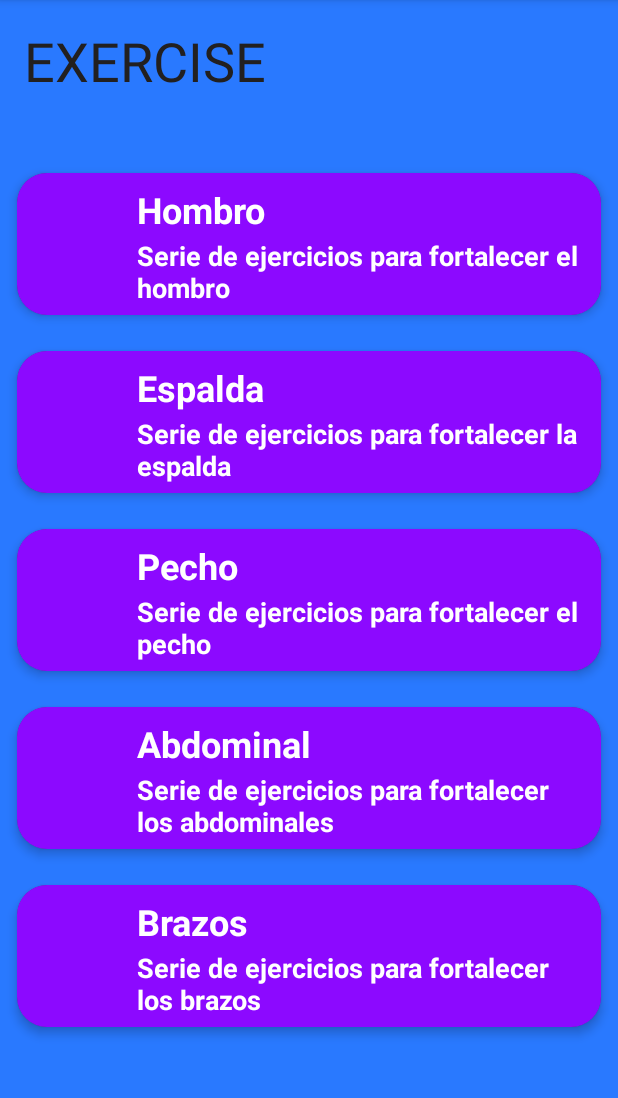
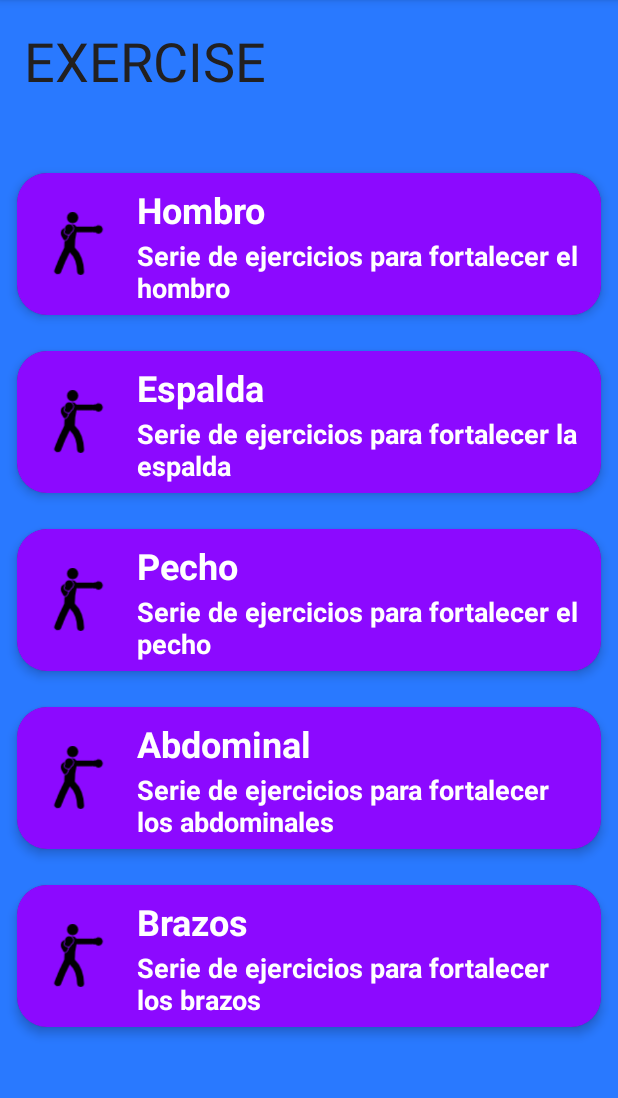
Before and after one commit to AlexC2496/PrimeraApp, an Android app: the RecyckerViewCardView screen opened directly, with no data from a screen before it, on a phone screen of 412 x 824 dp, the part 84-1182 px from its top. Run offline under Robolectric (Android 15) with nearby library versions, the phone set to English and light mode, and no system bars.

Commit message:
01062021

```diff
--- a/app/src/main/java/com/example/primeraapp/ListAdapter.java
+++ b/app/src/main/java/com/example/primeraapp/ListAdapter.java
@@ -23,18 +23,22 @@ public class ListAdapter extends RecyclerView.Adapter<ListAdapter.ViewHolder> {
         this.context = context;
         this.mdata = item;
     }
-    @Override
-    public int getItemCount(){
-        return mdata.size();
-    }
+
     @Override
     public ListAdapter.ViewHolder onCreateViewHolder(ViewGroup parent, int viewType){
-        View view = mInflater.inflate(R.layout.list_element, null);
+        View view = mInflater.from(parent.getContext()).inflate(R.layout.list_element,parent,false);
         return new ListAdapter.ViewHolder(view);
     }
     @Override
     public void onBindViewHolder(final ListAdapter.ViewHolder holder, final int position){
-        holder.bindData(mdata.get(position));
+        listElement item = mdata.get(position);
+        holder.iconImage.setImageResource(item.getColor());
+        holder.ejercicio.setText(item.getEjercicio());
+        holder.descripcion.setText(item.getDescripcion());
+    }
+    @Override
+    public int getItemCount(){
+        return mdata.size();
     }
 
     public void setItems(List<listElement>items){
@@ -52,7 +56,7 @@ public class ListAdapter extends RecyclerView.Adapter<ListAdapter.ViewHolder> {
         }
 
         void bindData(final listElement item) {
-            iconImage.setColorFilter(Color.parseColor(item.getColor()), PorterDuff.Mode.SRC_IN);
+           // iconImage.setColorFilter(Color.parseColor(item.getColor()), PorterDuff.Mode.SRC_IN);
             ejercicio.setText(item.getEjercicio());
             descripcion.setText(item.getDescripcion());
         }
--- a/app/src/main/java/com/example/primeraapp/RecyckerViewCardView.java
+++ b/app/src/main/java/com/example/primeraapp/RecyckerViewCardView.java
@@ -20,11 +20,11 @@ public class RecyckerViewCardView extends AppCompatActivity {
     }
     public void init(){
         elementList = new ArrayList<>();
-        elementList.add(new listElement("#775447","Hombro","Serie de ejercicios para fortalecer el hombro"));
-        elementList.add(new listElement("#775447","Espalda","Serie de ejercicios para fortalecer la espalda"));
-        elementList.add(new listElement("#775447","Pecho","Serie de ejercicios para fortalecer el pecho"));
-        elementList.add(new listElement("#775447","Abdominal","Serie de ejercicios para fortalecer los abdominales"));
-        elementList.add(new listElement("#775447","Brazos","Serie de ejercicios para fortalecer los brazos"));
+        elementList.add(new listElement(R.drawable.boxeo,"Hombro","Serie de ejercicios para fortalecer el hombro"));
+        elementList.add(new listElement(R.drawable.boxeo,"Espalda","Serie de ejercicios para fortalecer la espalda"));
+        elementList.add(new listElement(R.drawable.boxeo,"Pecho","Serie de ejercicios para fortalecer el pecho"));
+        elementList.add(new listElement(R.drawable.boxeo,"Abdominal","Serie de ejercicios para fortalecer los abdominales"));
+        elementList.add(new listElement(R.drawable.boxeo,"Brazos","Serie de ejercicios para fortalecer los brazos"));
         ListAdapter listAdapter = new ListAdapter(elementList,this);
         RecyclerView recyclerView = findViewById(R.id.listRV);
         recyclerView.setHasFixedSize(true);
--- a/app/src/main/java/com/example/primeraapp/listElement.java
+++ b/app/src/main/java/com/example/primeraapp/listElement.java
@@ -2,21 +2,21 @@ package com.example.primeraapp;
 
 public class listElement {
 
-    public String color;
+    public int color;
     public String ejercicio;
     public String descripcion;
 
-    public listElement(String color, String ejercicio, String descripcion) {
+    public listElement(int color, String ejercicio, String descripcion) {
         this.color = color;
         this.ejercicio = ejercicio;
         this.descripcion = descripcion;
     }
 
-    public String getColor() {
+    public int getColor() {
         return color;
     }
 
-    public void setColor(String color) {
+    public void setColor(int color) {
         this.color = color;
     }
 
```
Also changed, not shown: app/src/main/java/com/example/primeraapp/AdminSQLiteOpenHelper.java (added, +23 -0 lines), app/src/main/res/layout-land/activity_main_activity2__login.xml (added, +124 -0 lines).
